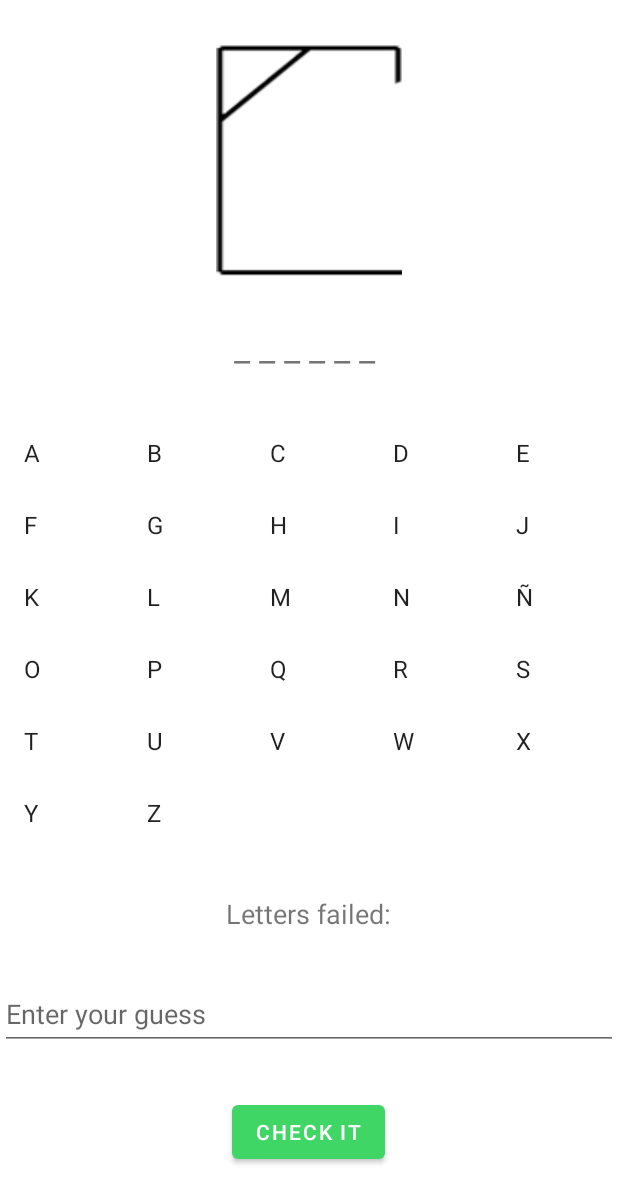
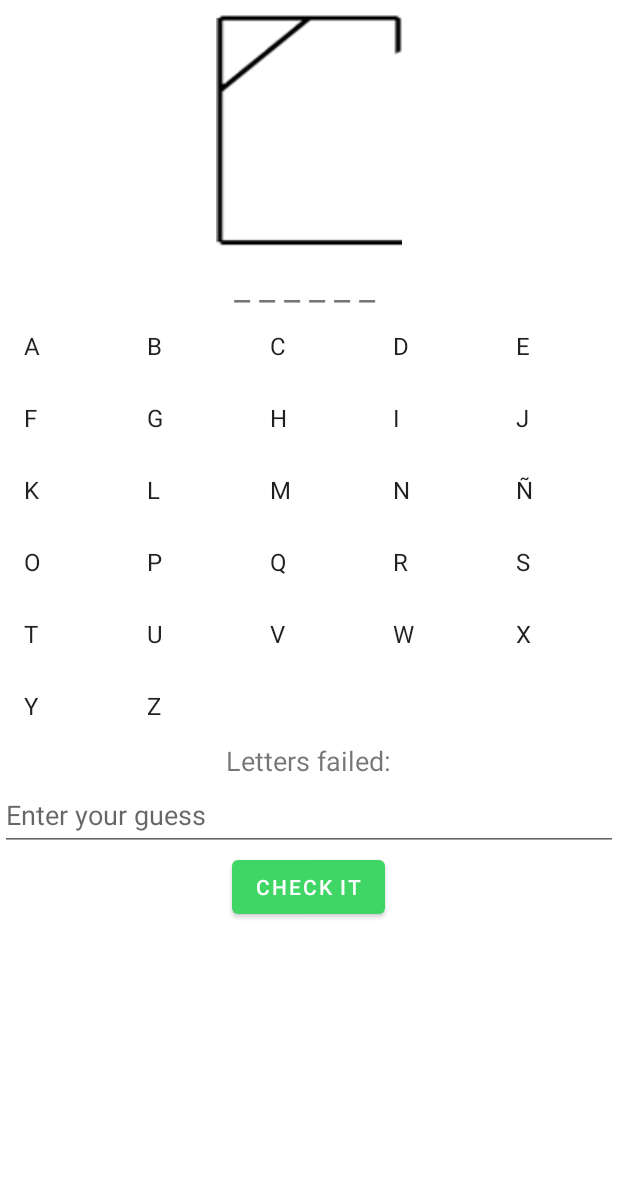
Before and after one commit to Alvaroms00/ProyectoFinal, an Android app: the HangmanActivity screen opened directly, with no data from a screen before it, on a phone screen of 412 x 824 dp. Shown: the top 1203 px of the screen. Run offline under Robolectric (Android 15) with nearby library versions, the phone set to English and light mode, and no system bars.

Commit message:
0.3.29.3 23/05/23 Ajustes en el Ahorcado

```diff
--- a/app/src/main/java/com/alvaro/proyectofinal/Juegos/Hangman/HangmanActivity.kt
+++ b/app/src/main/java/com/alvaro/proyectofinal/Juegos/Hangman/HangmanActivity.kt
@@ -98,12 +98,15 @@ class HangmanActivity : AppCompatActivity(), View.OnClickListener {
 
     private fun comprobarRespuesta(respuesta: String) {
         if (respuesta == palabraSecreta) {
-            for (letra in respuesta) {
-                comprobarLetra(letra.toString())
-            }
+            letrasAdivinadas.clear()
+            letrasAdivinadas.addAll(palabraSecreta.toCharArray().toList())
+            actualizarPalabra()
+
+            desactivarBotones()
             dialogoVictoria()
         } else {
             dialogoDerrota()
+            desactivarBotones()
         }
     }
 
@@ -150,6 +153,7 @@ class HangmanActivity : AppCompatActivity(), View.OnClickListener {
         palabraSecreta = obtenerPalabraAleatoria()
         txtLetrasPresionadas.text = "${getString(R.string.txtLetraFallada)} "
         letrasPresionadas.clear()
+        binding.editTextRespuesta.setText("")
 
         actualizarPalabra()
         actualizarImagenAhorcado()
--- a/app/src/main/res/layout/activity_hangman.xml
+++ b/app/src/main/res/layout/activity_hangman.xml
@@ -12,8 +12,8 @@
         android:layout_width="wrap_content"
         android:layout_height="wrap_content"
         android:layout_centerHorizontal="true"
-        android:layout_marginTop="30dp"
-        android:layout_marginBottom="15dp"
+        android:layout_marginTop="10dp"
+        android:layout_marginBottom="10dp"
         app:srcCompat="@drawable/ahorcado_0"
         android:contentDescription="TODO" />
 
@@ -23,8 +23,6 @@
         android:layout_height="wrap_content"
         android:layout_below="@+id/imgJuegoAhorcado"
         android:layout_centerHorizontal="true"
-        android:layout_marginTop="15dp"
-        android:layout_marginBottom="15dp"
         android:textSize="24sp" />
 
     <GridView
@@ -33,9 +31,7 @@
         android:layout_height="wrap_content"
         android:layout_below="@id/txtAdivinar"
         android:gravity="center"
-        android:numColumns="5"
-        android:layout_marginTop="15dp"
-        android:layout_marginBottom="15dp"/>
+        android:numColumns="5" />
 
     <TextView
         android:id="@+id/letrasPresionadas"
@@ -45,17 +41,13 @@
         android:gravity="center"
         android:textSize="18sp"
         android:text="@string/txtLetraFallada"
-        android:layout_centerHorizontal="true"
-        android:layout_marginTop="15dp"
-        android:layout_marginBottom="15dp"/>
+        android:layout_centerHorizontal="true"/>
 
     <EditText
         android:id="@+id/editTextRespuesta"
         android:layout_width="match_parent"
         android:layout_height="wrap_content"
         android:layout_below="@id/letrasPresionadas"
-        android:layout_marginTop="15dp"
-        android:layout_marginBottom="15dp"
         android:hint="@string/introRespuesta"
         android:inputType="text"
         android:minHeight="48dp"
@@ -67,8 +59,6 @@
         android:layout_height="wrap_content"
         android:layout_below="@id/editTextRespuesta"
         android:layout_centerHorizontal="true"
-        android:text="@string/btnComprobar"
-        android:layout_marginTop="15dp"
-        android:layout_marginBottom="15dp"/>
+        android:text="@string/btnComprobar" />
 
 </RelativeLayout>
```
